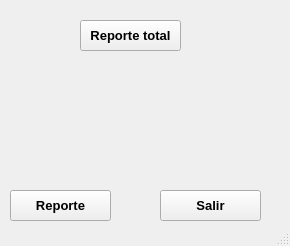
CodeDrTech/DevelopPython, file MiniNomina/FrmDesign/Filtrar.ui: the form before one commit.
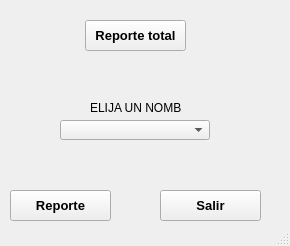
The form after the commit.

Patch:
```diff
--- a/MiniNomina/FrmDesign/Filtrar.ui
+++ b/MiniNomina/FrmDesign/Filtrar.ui
@@ -60,7 +60,7 @@
    <widget class="QPushButton" name="BtnReporteTotal">
     <property name="geometry">
      <rect>
-      <x>80</x>
+      <x>85</x>
       <y>20</y>
       <width>101</width>
       <height>31</height>
@@ -77,6 +77,29 @@
      <string>Reporte total</string>
     </property>
    </widget>
+   <widget class="QLabel" name="label_5">
+    <property name="geometry">
+     <rect>
+      <x>90</x>
+      <y>100</y>
+      <width>91</width>
+      <height>16</height>
+     </rect>
+    </property>
+    <property name="text">
+     <string>ELIJA UN NOMBRE</string>
+    </property>
+   </widget>
+   <widget class="QComboBox" name="cmbEmpleado">
+    <property name="geometry">
+     <rect>
+      <x>60</x>
+      <y>120</y>
+      <width>150</width>
+      <height>20</height>
+     </rect>
+    </property>
+   </widget>
   </widget>
   <widget class="QStatusBar" name="statusbar"/>
  </widget>
```
